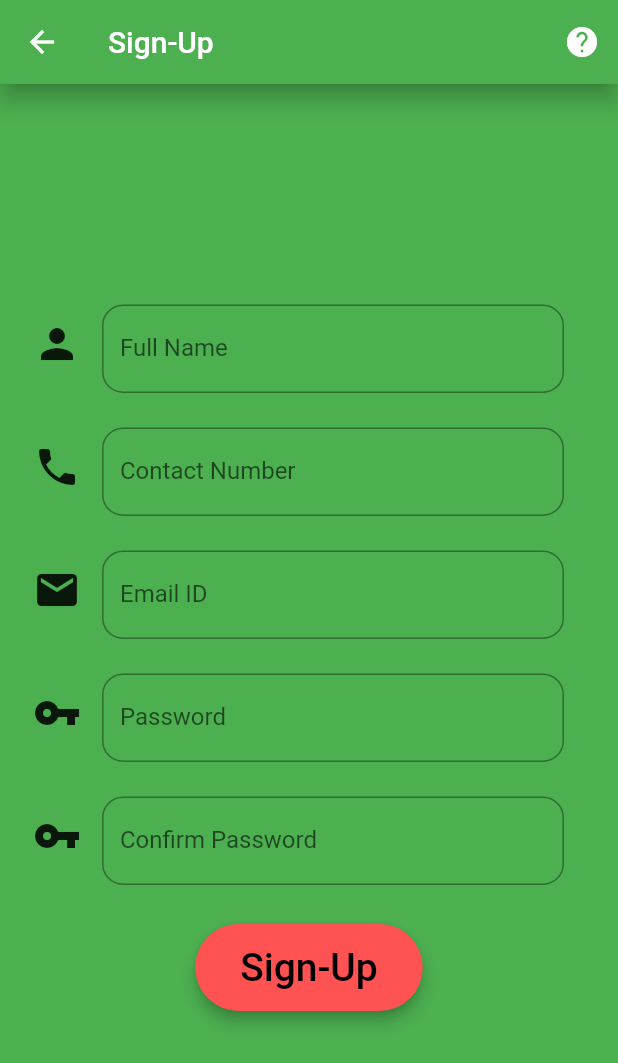
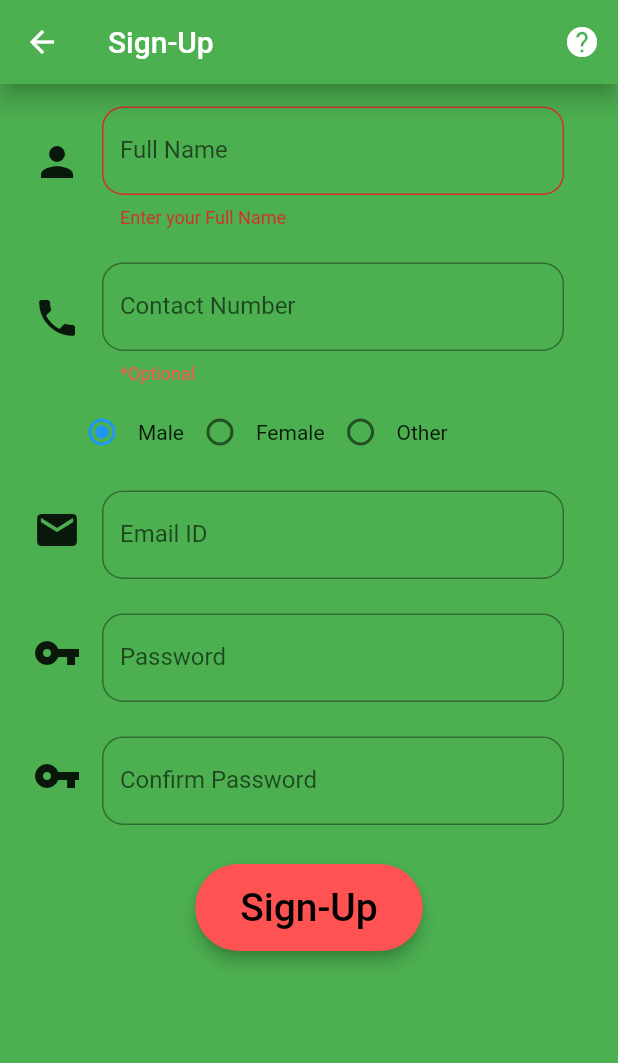
Before and after one commit to aditmodhvadia/trivia_quiz, a Flutter app: the signUpPage screen opened by its route, after a tap on "Sign-Up", on a phone screen of 412 x 824 dp. Shown: the top 1063 px of the screen. Run offline on Flutter 3.47's test engine with Material 2 defaults, Android fonts, the phone set to English and light mode, and no system bars.

Commit message:
add validation for sign up

```diff
--- a/lib/pages/sign_up.dart
+++ b/lib/pages/sign_up.dart
@@ -7,12 +7,15 @@ class signUpPage extends StatefulWidget {
 }
 
 class SignUpPage extends State<signUpPage> {
-
   static final TextEditingController _user = new TextEditingController();
   static final TextEditingController _pass = new TextEditingController();
   static final TextEditingController _name = new TextEditingController();
   static final TextEditingController _phone = new TextEditingController();
   static final TextEditingController _conpass = new TextEditingController();
+
+  String _gender='Male';
+  String _nameerr, _emailerr, _passerr, _conpasserr;
+
 
   @override
   Widget build(BuildContext context) {
@@ -21,7 +24,7 @@ class SignUpPage extends State<signUpPage> {
         elevation: 6.0,
         actions: <Widget>[
           new Builder(
-            builder: (BuildContext context1){
+            builder: (BuildContext context1) {
               return new IconButton(
                   icon: new Icon(Icons.help),
                   onPressed: () {
@@ -43,7 +46,8 @@ class SignUpPage extends State<signUpPage> {
         ),
         backgroundColor: Colors.green[500],
       ),
-      body: new Column(
+      body: new SingleChildScrollView(
+        child: new Column(
           mainAxisAlignment: MainAxisAlignment.center,
           crossAxisAlignment: CrossAxisAlignment.center,
           children: <Widget>[
@@ -67,9 +71,10 @@ class SignUpPage extends State<signUpPage> {
                         decoration: new InputDecoration(
                             labelText: 'Full Name',
                             hintText: 'Enter your Full Name',
+                            errorText: _nameerr,
                             border: OutlineInputBorder(
-                            borderRadius:
-                            new BorderRadius.all(const Radius.circular(14.0)),
+                              borderRadius: new BorderRadius.all(
+                                  const Radius.circular(14.0)),
                             )),
                       ),
                     ),
@@ -96,15 +101,51 @@ class SignUpPage extends State<signUpPage> {
                         controller: _phone,
                         decoration: new InputDecoration(
                             labelText: 'Contact Number',
+                            helperText: '*Optional',
+                            helperStyle: new TextStyle(
+                              color: Colors.redAccent,
+                            ),
                             border: OutlineInputBorder(
-                            borderRadius:
-                            new BorderRadius.all(const Radius.circular(14.0)),
+                              borderRadius: new BorderRadius.all(
+                                  const Radius.circular(14.0)),
                             )),
                       ),
                     ),
                   ),
                 ],
               ),
+            ),
+            new Row(
+              children: <Widget>[
+                new Padding(
+                  padding: const EdgeInsets.only(left: 44.0),
+                  child: new Row(
+                    children: <Widget>[
+                      new Radio(
+                        value: 'Male',
+                        groupValue: _gender,
+                        onChanged: (String value) {
+                          onGenderChanged(value);
+                        },),
+                      new Text('Male'),
+                      new Radio(
+                        value: 'Female',
+                        groupValue: _gender,
+                        onChanged: (String value) {
+                          onGenderChanged(value);
+                        },),
+                      new Text('Female'),
+                      new Radio(
+                        value: 'Other',
+                        groupValue: _gender,
+                        onChanged: (String value) {
+                          onGenderChanged(value);
+                        },),
+                      new Text('Other')
+                    ],
+                  ),
+                )
+              ],
             ),
             new Padding(
               padding: const EdgeInsets.all(8.0),
@@ -125,9 +166,10 @@ class SignUpPage extends State<signUpPage> {
                         controller: _user,
                         decoration: new InputDecoration(
                             labelText: 'Email ID',
+                            errorText: _emailerr,
                             border: OutlineInputBorder(
-                            borderRadius:
-                                new BorderRadius.all(const Radius.circular(14.0)),
+                              borderRadius: new BorderRadius.all(
+                                  const Radius.circular(14.0)),
                             )),
                       ),
                     ),
@@ -156,10 +198,11 @@ class SignUpPage extends State<signUpPage> {
                         controller: _pass,
                         decoration: new InputDecoration(
                             labelText: 'Password',
+                            errorText: _passerr,
                             hintText: 'Minimum 6 characters',
                             border: OutlineInputBorder(
-                            borderRadius:
-                            new BorderRadius.all(const Radius.circular(14.0)),
+                              borderRadius: new BorderRadius.all(
+                                  const Radius.circular(14.0)),
                             )),
                       ),
                     ),
@@ -189,9 +232,10 @@ class SignUpPage extends State<signUpPage> {
                         decoration: new InputDecoration(
                             labelText: 'Confirm Password',
                             hintText: 'Minimum 6 characters',
+                            errorText: _conpasserr,
                             border: OutlineInputBorder(
-                            borderRadius:
-                            new BorderRadius.all(const Radius.circular(14.0)),
+                              borderRadius: new BorderRadius.all(
+                                  const Radius.circular(14.0)),
                             )),
                       ),
                     ),
@@ -202,8 +246,10 @@ class SignUpPage extends State<signUpPage> {
             new Padding(
               padding: const EdgeInsets.all(18.0),
               child: new RaisedButton(
-              onPressed: () {
-                print('Sign-up clicked');
+                onPressed: (){
+                  setState(() {
+                    validate();
+                  });
                 },
                 color: main.primaryColor,
                 elevation: 4.0,
@@ -221,8 +267,57 @@ class SignUpPage extends State<signUpPage> {
             )
           ],
         ),
+      ),
       backgroundColor: Colors.green[500],
       resizeToAvoidBottomPadding: false,
     );
   }
+
+  void validate(){
+    _nameerr = null;
+    _emailerr = null;
+    _passerr = null;
+    _conpasserr = null;
+
+    if(_name.text.isEmpty){
+      _nameerr = 'Enter your Full Name';
+      return;
     }
+    if(_phone.text.isNotEmpty && _phone.text.length!=10){//Phone number is not required
+      _nameerr = 'Enter your 10 digit Mobile Number';
+      return;
+    }
+    if(_user.text.isEmpty){
+      _emailerr = 'Enter your Email ID';
+      return;
+    }
+    if(_pass.text.isEmpty){
+      _passerr = 'Enter Password';
+      return;
+    }
+    if(_conpass.text.isEmpty){
+      _conpasserr = 'Enter Password';
+      return;
+    }
+    if(!_user.text.contains('@')){
+      _emailerr = 'Enter proper Email ID';
+      return;
+    }
+
+    /*
+    SnackBar snackbar = new SnackBar(content: new Text(_name.text +' '+_user.text));
+    Scaffold.of(context).showSnackBar(snackbar);
+    */
+
+    print('sign up clicked');
+
+  }
+
+  void onGenderChanged(String value){
+    _gender = value;
+    print(_gender);
+  }
+
+  //void email(String value) => _name.text=value;
+
+}
```
Lines whose indentation alone changed are shown as unchanged.
